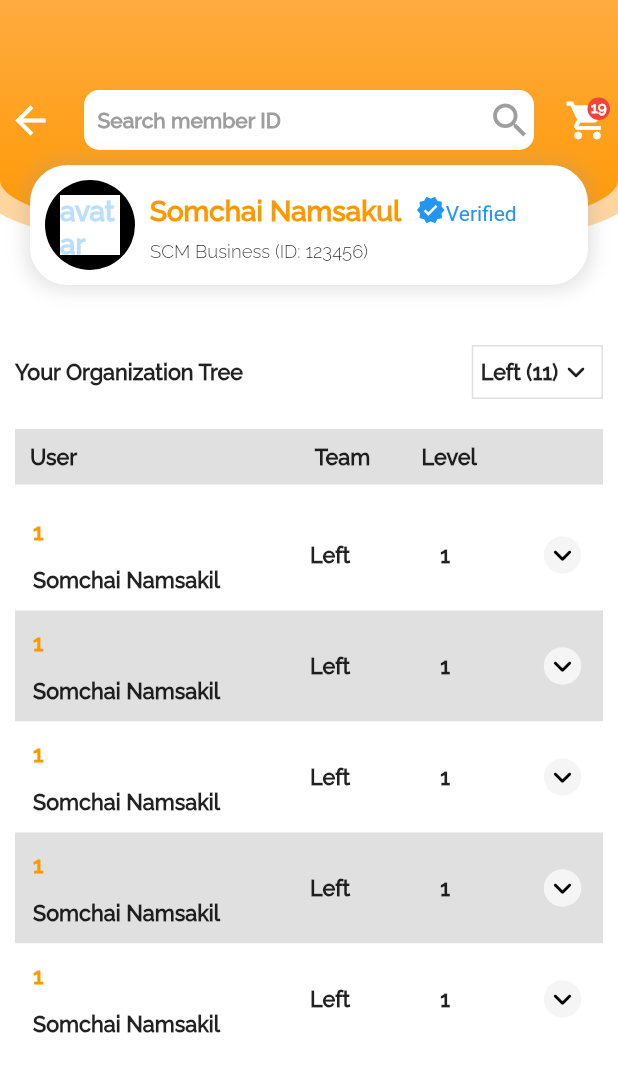
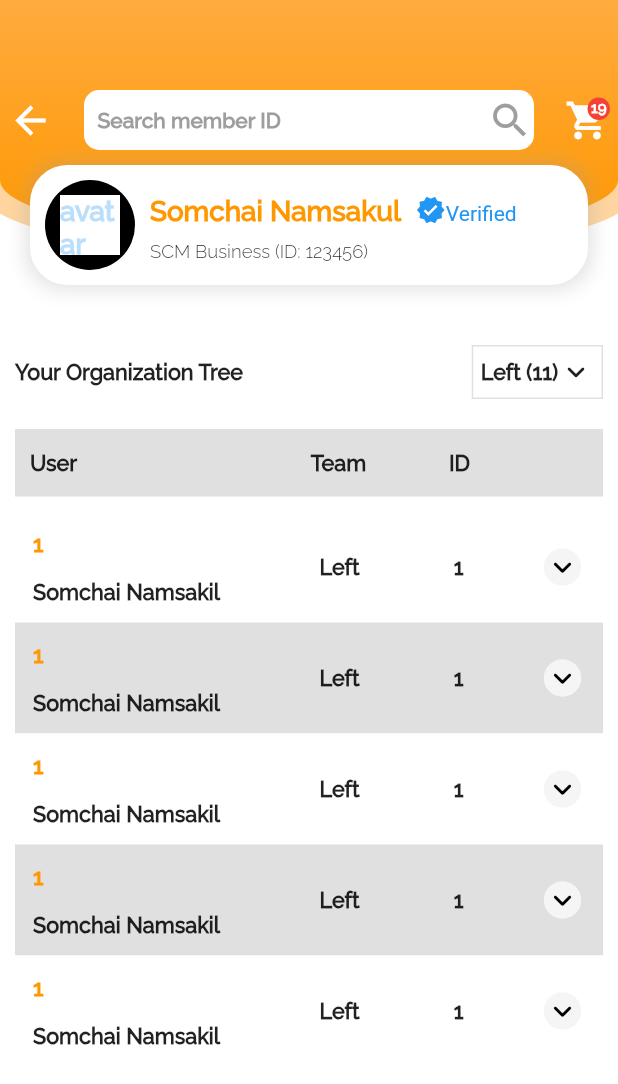
Before and after one commit to tinyboyX/flutter-temp, a Flutter app: the SponsorChartScreen screen opened directly, on a phone screen of 412 x 824 dp. Shown: the top 1084 px of the screen. Run offline on Flutter 3.47's test engine with Material 2 defaults, Android fonts, the phone set to English and light mode, and no system bars; our stand-ins replace bloc, dio, equatable, firebase_analytics, firebase_core, firebase_crashlytics and 8 more; missing offline and left inert: firebase_analytics_web, firebase_core_web, shared_preferences_web; accounts and stored records are empty; generated files the repository leaves out were written again.

Commit message:
fix row and column for chart

```diff
--- a/lib/config/colors.dart
+++ b/lib/config/colors.dart
@@ -1,13 +1,15 @@
 import 'package:flutter/material.dart';
 
 class AppColors {
-  static final white = Colors.white;
-  static final black = Colors.black;
-  static final blue = Colors.blue;
-  static final orangeAccent = Colors.orangeAccent;
-  static final orange = Colors.orange;
-  static final red = Colors.red;
-  static final grey = Colors.grey;
-  static final lightBlue = const Color(0xFF7AC3FC);
-  static final lightOrange = const Color(0xFFFACF8E);
+  static const white = Colors.white;
+  static const black = Colors.black;
+  static const blue = Colors.blue;
+  static const orangeAccent = Colors.orangeAccent;
+  static const orange = Colors.orange;
+  static const red = Colors.red;
+  static const grey = Colors.grey;
+  static const lightBlue = const Color(0xFF7AC3FC);
+  static const lightOrange = const Color(0xFFFACF8E);
+  static const activeColor = Colors.green;
+  static const notActiveColor = Colors.red;
 }
--- a/lib/data/main/model/chart_item_member_model.dart
+++ b/lib/data/main/model/chart_item_member_model.dart
@@ -61,6 +61,7 @@ MemberModel getTempMember() {
       applyDate: '2018-05-21',
       expireDate: '2021-05-21',
       upgradeExpireDate: '2021-05-21',
+      status: true,
       maxPin: '-',
       lastPin: '01SU',
       newSponsor: '0',
@@ -82,6 +83,73 @@ final List<MemberModel> listOrganizeChart = [
       star: 'SS',
       currentMatching: 'SU',
       highestPosition: '-',
+      applyDate: '2018-05-21',
+      status: true,
+      expireDate: '2021-05-21',
+      upgradeExpireDate: '2021-05-21',
+      maxPin: '-',
+      lastPin: '01SU',
+      newSponsor: '0',
+      memToSup: '0',
+      memToEx: '0',
+      ownPV: '0',
+      leftPV: '40',
+      rightPV: '0',
+      pvLevel: '-'),
+  MemberModel(
+      memberID: 1,
+      memberName: 'Somchai Namsakil',
+      memberTeam: 'Left',
+      memberLevel: 1,
+      typeApplyLevel: 'MB',
+      star: 'SS',
+      currentMatching: 'SU',
+      highestPosition: '-',
+      status: false,
+      applyDate: '2018-05-21',
+      expireDate: '2021-05-21',
+      upgradeExpireDate: '2021-05-21',
+      maxPin: '-',
+      lastPin: '01SU',
+      newSponsor: '0',
+      memToSup: '0',
+      memToEx: '0',
+      ownPV: '0',
+      leftPV: '40',
+      rightPV: '0',
+      pvLevel: '-'),
+  MemberModel(
+      memberID: 1,
+      memberName: 'Somchai Namsakil',
+      memberTeam: 'Left',
+      memberLevel: 1,
+      typeApplyLevel: 'MB',
+      star: 'SS',
+      currentMatching: 'SU',
+      highestPosition: '-',
+      status: false,
+      applyDate: '2018-05-21',
+      expireDate: '2021-05-21',
+      upgradeExpireDate: '2021-05-21',
+      maxPin: '-',
+      lastPin: '01SU',
+      newSponsor: '0',
+      memToSup: '0',
+      memToEx: '0',
+      ownPV: '0',
+      leftPV: '40',
+      rightPV: '0',
+      pvLevel: '-'),
+  MemberModel(
+      memberID: 1,
+      memberName: 'Somchai Namsakil',
+      memberTeam: 'Left',
+      memberLevel: 1,
+      typeApplyLevel: 'MB',
+      star: 'SS',
+      currentMatching: 'SU',
+      highestPosition: '-',
+      status: true,
       applyDate: '2018-05-21',
       expireDate: '2021-05-21',
       upgradeExpireDate: '2021-05-21',
@@ -105,69 +173,7 @@ final List<MemberModel> listOrganizeChart = [
       highestPosition: '-',
       applyDate: '2018-05-21',
       expireDate: '2021-05-21',
-      upgradeExpireDate: '2021-05-21',
-      maxPin: '-',
-      lastPin: '01SU',
-      newSponsor: '0',
-      memToSup: '0',
-      memToEx: '0',
-      ownPV: '0',
-      leftPV: '40',
-      rightPV: '0',
-      pvLevel: '-'),
-  MemberModel(
-      memberID: 1,
-      memberName: 'Somchai Namsakil',
-      memberTeam: 'Left',
-      memberLevel: 1,
-      typeApplyLevel: 'MB',
-      star: 'SS',
-      currentMatching: 'SU',
-      highestPosition: '-',
-      applyDate: '2018-05-21',
-      expireDate: '2021-05-21',
-      upgradeExpireDate: '2021-05-21',
-      maxPin: '-',
-      lastPin: '01SU',
-      newSponsor: '0',
-      memToSup: '0',
-      memToEx: '0',
-      ownPV: '0',
-      leftPV: '40',
-      rightPV: '0',
-      pvLevel: '-'),
-  MemberModel(
-      memberID: 1,
-      memberName: 'Somchai Namsakil',
-      memberTeam: 'Left',
-      memberLevel: 1,
-      typeApplyLevel: 'MB',
-      star: 'SS',
-      currentMatching: 'SU',
-      highestPosition: '-',
-      applyDate: '2018-05-21',
-      expireDate: '2021-05-21',
-      upgradeExpireDate: '2021-05-21',
-      maxPin: '-',
-      lastPin: '01SU',
-      newSponsor: '0',
-      memToSup: '0',
-      memToEx: '0',
-      ownPV: '0',
-      leftPV: '40',
-      rightPV: '0',
-      pvLevel: '-'),
-  MemberModel(
-      memberID: 1,
-      memberName: 'Somchai Namsakil',
-      memberTeam: 'Left',
-      memberLevel: 1,
-      typeApplyLevel: 'MB',
-      star: 'SS',
-      currentMatching: 'SU',
-      highestPosition: '-',
-      applyDate: '2018-05-21',
-      expireDate: '2021-05-21',
+      status: true,
       upgradeExpireDate: '2021-05-21',
       maxPin: '-',
       lastPin: '01SU',
--- a/lib/presentation/common/widget/chart/widget/widget_chart_item.dart
+++ b/lib/presentation/common/widget/chart/widget/widget_chart_item.dart
@@ -1,6 +1,6 @@
 import 'package:clean_architechture/config/styles.dart';
+import 'package:clean_architechture/data/main/model/chart_item_member_model.dart';
 import 'package:clean_architechture/presentation/common/widget/widget_notification_icon.dart';
-import 'package:clean_architechture/data/main/model/chart_item_member_model.dart';
 import 'package:flutter/cupertino.dart';
 import 'package:flutter/material.dart';
 import 'package:flutter/rendering.dart';
@@ -45,6 +45,8 @@ class _WidgetChartItemState extends State<WidgetChartItem> {
                 crossAxisAlignment: CrossAxisAlignment.center,
                 children: [
                   Container(
+                    child: SizedBox(
+                      width: 150,
                       child: Column(
                         mainAxisAlignment: MainAxisAlignment.spaceBetween,
                         crossAxisAlignment: CrossAxisAlignment.start,
@@ -60,13 +62,24 @@ class _WidgetChartItemState extends State<WidgetChartItem> {
                         ],
                       ),
                     ),
-                  Text(
+                  ),
+                  SizedBox(
+                    width: 50,
+                    child: Center(
+                      child: Text(
                         widget.memberModel.memberTeam,
                         style: AppTextStyle.label6,
                       ),
-                  Text(
+                    ),
+                  ),
+                  SizedBox(
+                    width: 50,
+                    child: Center(
+                      child: Text(
                         widget.memberModel.memberLevel.toString(),
                         style: AppTextStyle.label6,
+                      ),
+                    ),
                   ),
                   WidgetNotificationIcon(
                     iconData: !selected ? Icons.keyboard_arrow_down_rounded : Icons.keyboard_arrow_up_rounded,
--- /dev/null
+++ b/lib/presentation/g1_analysis/bloc/g1_analysis_event.dart
@@ -0,0 +1,4 @@
+part of 'g1_analysis_bloc.dart';
+
+@immutable
+abstract class G1AnalysisEvent {}
--- /dev/null
+++ b/lib/presentation/g1_analysis/bloc/g1_analysis_state.dart
@@ -0,0 +1,6 @@
+part of 'g1_analysis_bloc.dart';
+
+@immutable
+abstract class G1AnalysisState {}
+
+class G1AnalysisInitial extends G1AnalysisState {}
--- /dev/null
+++ b/lib/presentation/g1_analysis/g1_analysis_route.dart
@@ -0,0 +1,12 @@
+import 'package:flutter/widgets.dart';
+import 'package:flutter_bloc/flutter_bloc.dart';
+
+import 'bloc/g1_analysis_bloc.dart';
+import 'ui/g1_analysis_screen.dart';
+
+class G1AnalysisRoute {
+  static Widget get route => BlocProvider(
+        create: (context) => G1AnalysisBloc(),
+        child: const G1AnalysisScreen(),
+      );
+}
--- a/lib/presentation/sponsor_chart/ui/sponsor_chart_screen.dart
+++ b/lib/presentation/sponsor_chart/ui/sponsor_chart_screen.dart
@@ -2,6 +2,7 @@ import 'package:clean_architechture/config/styles.dart';
 import 'package:clean_architechture/data/main/model/chart_item_member_model.dart';
 import 'package:clean_architechture/presentation/common/widget/chart/widget/widget_chart_appbar.dart';
 import 'package:clean_architechture/presentation/common/widget/chart/widget/widget_chart_item.dart';
+import 'package:clean_architechture/presentation/common/widget/widget_notification_icon.dart';
 import 'package:clean_architechture/presentation/sponsor_chart/bloc/sponsor_chart_bloc.dart';
 import 'package:flutter/cupertino.dart';
 import 'package:flutter/material.dart';
@@ -57,23 +58,37 @@ class SponsorChartScreen extends StatelessWidget {
                     mainAxisAlignment: MainAxisAlignment.spaceBetween,
                     crossAxisAlignment: CrossAxisAlignment.center,
                     children: [
-                      Text(
+                      SizedBox(
+                        width: 150,
+                        child: Text(
                           'User',
                           style: AppTextStyle.label6,
                         ),
-                      const SizedBox(
-                        width: 90,
                       ),
-                      Text(
+                      SizedBox(
+                        width: 50,
+                        child: Center(
+                          child: Text(
                             'Team',
                             style: AppTextStyle.label6,
                           ),
-                      Text(
-                        'Level',
+                        ),
+                      ),
+                      SizedBox(
+                        width: 50,
+                        child: Center(
+                          child: Text(
+                            'ID',
                             style: AppTextStyle.label6,
                           ),
-                      const SizedBox(
-                        width: 40,
+                        ),
+                      ),
+                      WidgetNotificationIcon(
+                        onTap: () {},
+                        iconData: Icons.keyboard_arrow_down_rounded,
+                        color: Colors.transparent,
+                        backgroundColor: Colors.transparent,
+                        size: 25,
                       )
                     ],
                   ),
--- a/lib/utils/route/account_nested_routing.dart
+++ b/lib/utils/route/account_nested_routing.dart
@@ -1,4 +1,5 @@
 import 'package:clean_architechture/presentation/account_information/account_information_route.dart';
+import 'package:clean_architechture/presentation/g1_analysis/g1_analysis_route.dart';
 import 'package:clean_architechture/presentation/organize_chart/organize_chart_route.dart';
 import 'package:clean_architechture/presentation/personal_statistic/personal_statistic_route.dart';
 import 'package:clean_architechture/presentation/report/report_route.dart';
@@ -21,6 +22,7 @@ class AccountNestedAppRouting {
       AccountNestedRouteDefine.AccountInformationScreen.name: (_) => AccountInformationRoute.route,
       AccountNestedRouteDefine.SponsorChartScreen.name: (_) => SponsorChartRoute.route,
       AccountNestedRouteDefine.PersonalStatisticScreen.name: (_) => PersonalStatisticRoute.route,
+      AccountNestedRouteDefine.G1AnalysisScreen.name: (_) => G1AnalysisRoute.route,
     };
 
     final routeBuilder = routes[settings.name];
```
Also changed, not shown: lib/config/styles.dart (+16 -0 lines), lib/data/main/model/item_model.dart (+37 -7 lines), lib/presentation/g1_analysis/bloc/g1_analysis_bloc.dart (added, +18 -0 lines), lib/presentation/g1_analysis/ui/g1_analysis_screen.dart (added, +85 -0 lines), lib/presentation/g1_analysis/ui/widget/widget_g1_analysis_data_item.dart (added, +115 -0 lines), lib/presentation/g1_analysis/ui/widget/widget_g1_analysis_item.dart (added, +107 -0 lines), 4 other files. Lines whose indentation alone changed are shown as unchanged.
